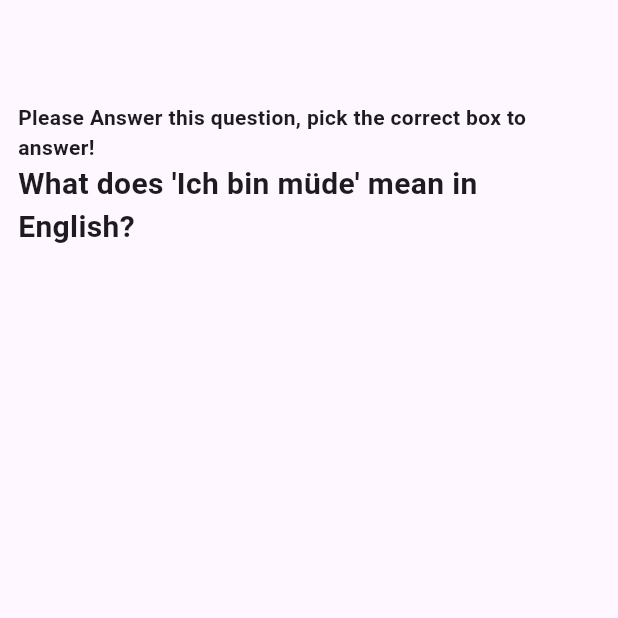
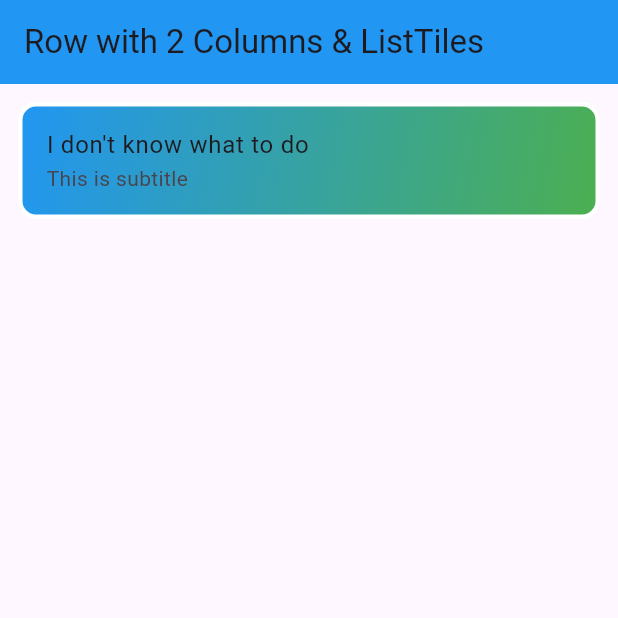
Before and after one commit to fadelfffar/deutsche_lingo, a Flutter app: the screen it shows after launch, on a phone screen of 412 x 824 dp, the top half of it. Run offline on Flutter 3.47's test engine with Material 3 defaults, Android fonts, the light colour scheme and no system bars; our stand-ins replace supabase_flutter; accounts and stored records are empty.

Commit message:
basic listtile with borderradius decoration

```diff
--- a/lib/home_screen.dart
+++ b/lib/home_screen.dart
@@ -9,20 +9,6 @@ class AnswerModel {
     required this.answer,
     required this.isCorrect
   });
-  // Factory constructor for JSON deserialization
-  factory AnswerModel.fromJson(Map<String, dynamic> json) {
-    return AnswerModel(
-      answer: json['answer'] as String,
-      isCorrect: json['is_correct'] as bool,
-    );
-  }
-    // Convert to JSON for database operations
-    Map<String, dynamic> toJson() {
-      return {
-        'answer': answer,
-        'is_correct': isCorrect,
-      };
-    }
 }
 class HomeScreen extends StatefulWidget {
   const HomeScreen({super.key});
@@ -32,51 +18,41 @@ class HomeScreen extends StatefulWidget {
 }
 
 class _HomeScreenState extends State<HomeScreen> {
-  late final _response = Supabase.instance.client
-      .from('answer1')
-      .select()
-      .asStream();
   @override
   Widget build(BuildContext context) {
     return Scaffold(
-      appBar: AppBar(),
-      body: Container(
-        padding: EdgeInsets.all(12),
+      appBar: AppBar(
+        title: Text('Row with 2 Columns & ListTiles'),
+        backgroundColor: Colors.blue,
+      ),
+      body: Padding(
+        padding: const EdgeInsets.all(12.0),
+        child: Row(
+            children: [
+              Expanded(
                 child: Column(
                   children: [
-            Text("Please Answer this question, pick the correct box to answer!", style: TextStyle(fontSize: 14, fontWeight: FontWeight.w600),),
-            Text("What does 'Ich bin müde' mean in English?", style: TextStyle(fontSize: 20, fontWeight: FontWeight.bold),),
-            SizedBox(height: 20,),
-            Expanded(
-                child: StreamBuilder<List<Map<String, dynamic>>>(
-                    stream: _response,
-                    builder: (context, snapshot){
-                      if (snapshot.connectionState == ConnectionState.waiting) {
-                        return Text("Loading");
-                      }
-                      if (snapshot.hasData) {
-                        final answers = snapshot.data!;
-                        return ListView.builder(
-                          padding:  EdgeInsets.all(12),
-                          itemCount: answers.length,
-                          itemBuilder: (context, index) {
-                            final answer = answers[index];
-                            return Container(
-                              child: Text(answer['answer']),
-                            );
-                          },
-                        );
-                      }
-                      else if (snapshot.hasError) {
-                        return Text('Something went wrong');
-                      } else if (!snapshot.hasData) {
-                        // By default, show a loading spinner.
-                        return const CircularProgressIndicator();
-                      }
-                      return Text("No comments found");
-                    }
+                    Container(
+                      decoration: BoxDecoration(
+                        color: Colors.blueAccent,
+                        shape: BoxShape.rectangle,
+                        border: Border.all(color: Colors.white, width: 3),
+                        borderRadius: BorderRadius.all(Radius.circular(12)),
+                        gradient: LinearGradient(
+                          begin: Alignment.topLeft,
+                          end: Alignment.bottomRight,
+                          colors: [Colors.blue, Colors.green],
                         ),
                       ),
+                      child: ListTile(
+                        title: Text("I don't know what to do"),
+                        subtitle: Text("This is subtitle"),
+                      ),
+                    )
+                  ],
+                ),
+              ),
+              Divider(),
             ],
           ),
       ),
--- a/lib/main.dart
+++ b/lib/main.dart
@@ -3,12 +3,7 @@ import 'package:supabase_flutter/supabase_flutter.dart';
 
 import 'home_screen.dart';
 
-Future<void> main() async {
-  await Supabase.initialize(
-    // TODO() : IMPORTANT!!! make this key and url private when committing to github
-    url: 'https://yzujasgkedpvjiwovsic.supabase.co',
-    anonKey: 'eyJhbGciOiJIUzI1NiIsInR5cCI6IkpXVCJ9.eyJpc3MiOiJzdXBhYmFzZSIsInJlZiI6Inl6dWphc2drZWRwdmppd292c2ljIiwicm9sZSI6ImFub24iLCJpYXQiOjE3NTc5MTk0MDYsImV4cCI6MjA3MzQ5NTQwNn0.h1fiWKWXfHb3djo2NUaVXeG8nchfC2uUTe7Df7P-5_E',
-  );
+void main() async {;
   WidgetsFlutterBinding.ensureInitialized();
   runApp(const LingoApp());
 }
@@ -23,6 +18,10 @@ class _LingoAppState extends State<LingoApp> {
   @override
   Widget build(BuildContext context) {
     return MaterialApp(
+      title: 'Flutter Row Column ListTile Demo',
+      theme: ThemeData(
+        primarySwatch: Colors.blue,
+      ),
       home: HomeScreen(),
     );
   }
```
Lines whose indentation alone changed are shown as unchanged.
